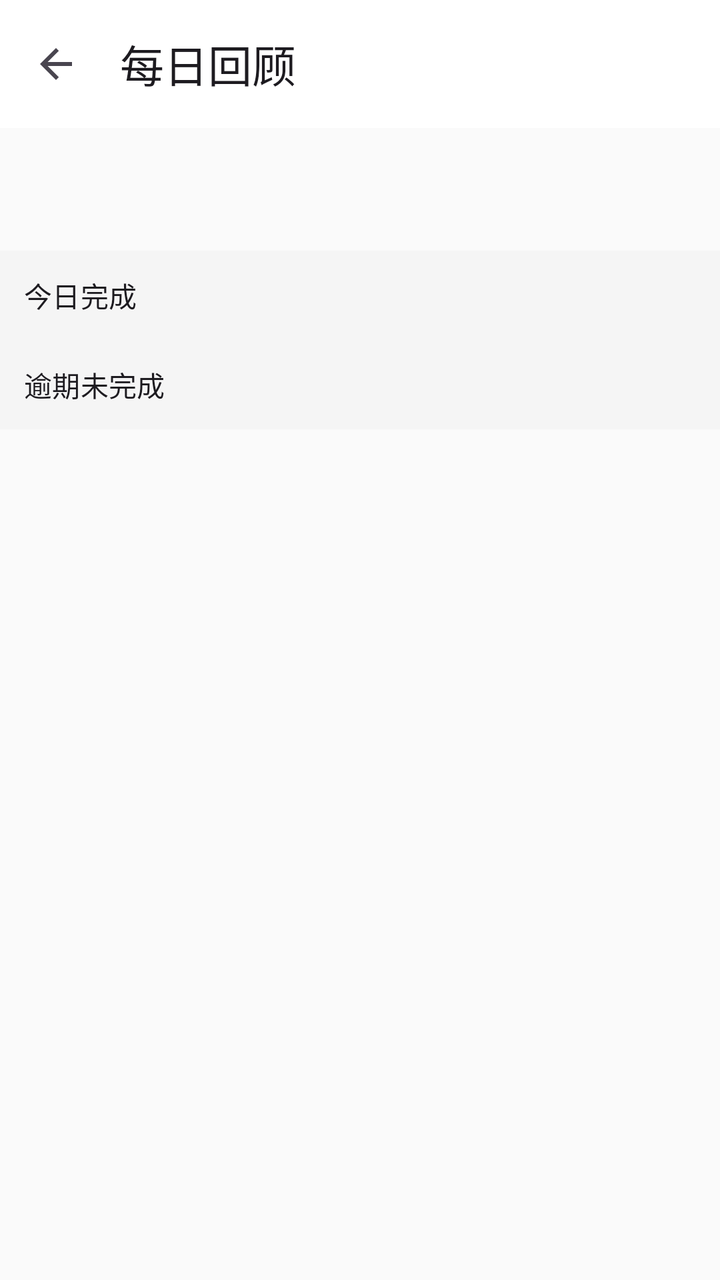
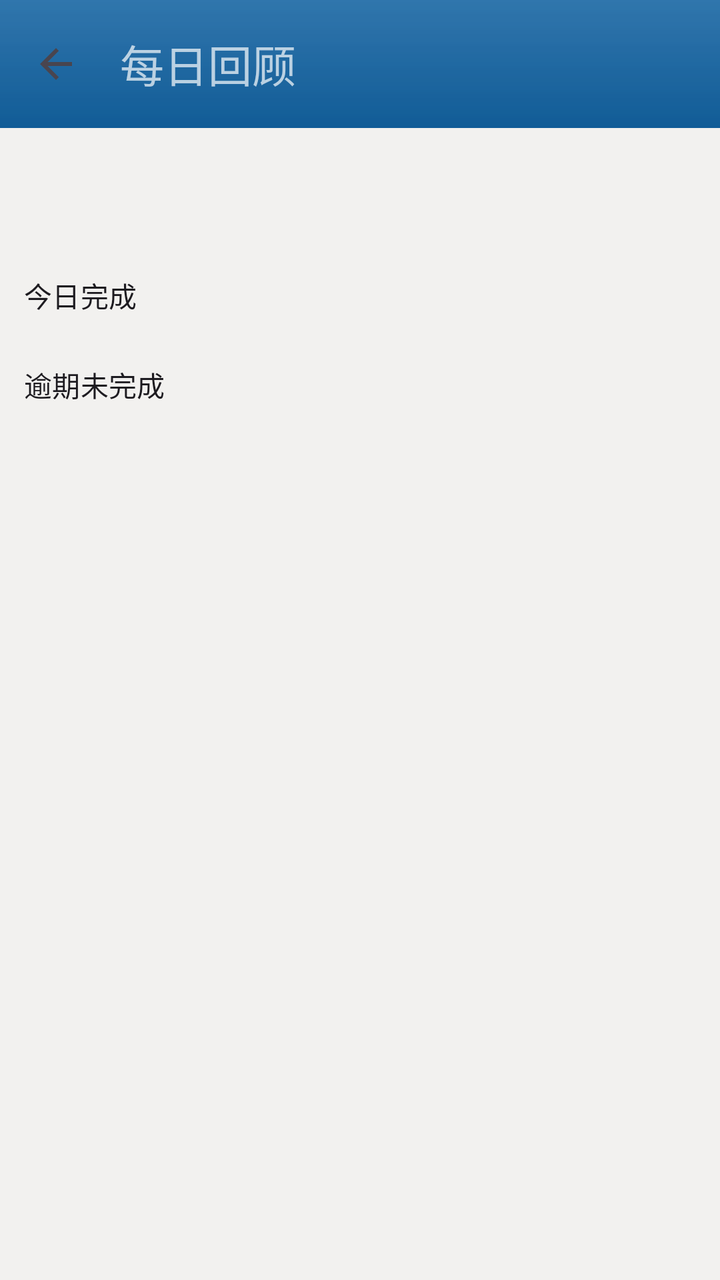

Compare the two renders of this Android layout. The source of the first and the diff that turns it into the second are given below.
<!-- AndroidManifest.xml: application theme Theme.DoitClone -->
<!-- res/layout/activity_daily_review.xml -->
<LinearLayout
    xmlns:android="http://schemas.android.com/apk/res/android"
    xmlns:app="http://schemas.android.com/apk/res-auto"
    android:layout_width="match_parent"
    android:layout_height="match_parent"
    android:orientation="vertical">

    <com.google.android.material.appbar.MaterialToolbar
        android:id="@+id/toolbar"
        android:layout_width="match_parent"
        android:layout_height="?attr/actionBarSize"
        android:background="@color/surface"
        app:navigationIcon="@drawable/ic_arrow_back"
        app:title="@string/daily_review" />

    <androidx.core.widget.NestedScrollView
        android:layout_width="match_parent"
        android:layout_height="match_parent">

        <LinearLayout
            android:layout_width="match_parent"
            android:layout_height="wrap_content"
            android:orientation="vertical">

            <LinearLayout
                android:layout_width="match_parent"
                android:layout_height="wrap_content"
                android:orientation="horizontal"
                android:padding="16dp">

                <TextView
                    android:id="@+id/stat_completed"
                    android:layout_width="0dp"
                    android:layout_weight="1"
                    android:layout_height="wrap_content"
                    android:gravity="center"
                    android:textAppearance="@style/TextAppearance.Material3.TitleLarge"
                    android:textColor="@color/primary" />

                <TextView
                    android:id="@+id/stat_overdue"
                    android:layout_width="0dp"
                    android:layout_weight="1"
                    android:layout_height="wrap_content"
                    android:gravity="center"
                    android:textAppearance="@style/TextAppearance.Material3.TitleLarge"
                    android:textColor="@color/overdue" />
            </LinearLayout>

            <TextView
                android:layout_width="match_parent"
                android:layout_height="wrap_content"
                android:background="@color/group_header_bg"
                android:padding="12dp"
                android:text="@string/daily_review_completed"
                android:textAppearance="@style/TextAppearance.Material3.TitleSmall" />

            <androidx.recyclerview.widget.RecyclerView
                android:id="@+id/list_completed"
                android:layout_width="match_parent"
                android:layout_height="wrap_content"
                android:nestedScrollingEnabled="false" />

            <TextView
                android:layout_width="match_parent"
                android:layout_height="wrap_content"
                android:background="@color/group_header_bg"
                android:padding="12dp"
                android:text="@string/daily_review_overdue"
                android:textAppearance="@style/TextAppearance.Material3.TitleSmall" />

            <androidx.recyclerview.widget.RecyclerView
                android:id="@+id/list_overdue"
                android:layout_width="match_parent"
                android:layout_height="wrap_content"
                android:nestedScrollingEnabled="false" />

            <Space android:layout_width="match_parent" android:layout_height="32dp" />
        </LinearLayout>
    </androidx.core.widget.NestedScrollView>
</LinearLayout>
<!-- resources referenced by this layout -->
<resources>
  <color name="group_header_bg">#FFF5F5F5</color>
  <color name="overdue">#FFE53935</color>
  <color name="primary">#FF2196F3</color>
  <color name="surface">#FFFFFFFF</color>
  <!-- drawable ic_arrow_back (drawable) -->
  <vector xmlns:android="http://schemas.android.com/apk/res/android"
      android:width="24dp" android:height="24dp"
      android:viewportWidth="24" android:viewportHeight="24"
      android:tint="?attr/colorControlNormal">
      <path android:fillColor="@android:color/white" android:pathData="M20,11H7.83l5.59,-5.59L12,4l-8,8 8,8 1.41,-1.41L7.83,13H20v-2z" />
  </vector>
  <string name="daily_review">每日回顾</string>
  <string name="daily_review_completed">今日完成</string>
  <string name="daily_review_overdue">逾期未完成</string>
  <style name="Theme.DoitClone" parent="Theme.Material3.DayNight.NoActionBar">
          <item name="colorPrimary">@color/primary</item>
          <item name="colorOnPrimary">@color/on_primary</item>
          <item name="colorPrimaryContainer">@color/primary_container</item>
          <item name="android:colorBackground">@color/background</item>
          <item name="android:statusBarColor">@color/surface</item>
          <item name="android:windowLightStatusBar">true</item>
      </style>
  <color name="on_primary">#FFFFFFFF</color>
  <color name="primary_container">#FFE3F2FD</color>
  <color name="background">#FFFAFAFA</color>
</resources>

<!-- the commit's change to res/layout/activity_daily_review.xml (unified diff, before → after) -->
@@ -9,9 +9,11 @@
         android:id="@+id/toolbar"
         android:layout_width="match_parent"
         android:layout_height="?attr/actionBarSize"
-        android:background="@color/surface"
+        android:background="@drawable/actionbar_bg"
         app:navigationIcon="@drawable/ic_arrow_back"
-        app:title="@string/daily_review" />
+        app:title="@string/daily_review" 
+        app:titleTextColor="@color/actionbar_title_text_color"
+        app:theme="@style/ToolbarMenuTheme" />
 
     <androidx.core.widget.NestedScrollView
         android:layout_width="match_parent"
<!-- resource entries referenced after the edit -->
@@ -1,9 +1,28 @@
 <!-- resources referenced by this layout -->
 <resources>
-  <color name="group_header_bg">#FFF5F5F5</color>
-  <color name="overdue">#FFE53935</color>
-  <color name="primary">#FF2196F3</color>
-  <color name="surface">#FFFFFFFF</color>
+  <color name="actionbar_title_text_color">#B2FFFFFF</color>
+  <color name="group_header_bg">#FFF2F1EF</color>
+  <color name="overdue">#FFCB0101</color>
+  <color name="primary">#FF1262A1</color>
+  <!-- drawable actionbar_bg (drawable) -->
+  <?xml version="1.0" encoding="utf-8"?>
+  <layer-list xmlns:android="http://schemas.android.com/apk/res/android">
+      <item>
+          <shape android:shape="rectangle">
+              <solid android:color="@color/actionbar_bg" />
+          </shape>
+      </item>
+      <item>
+          <shape android:shape="rectangle">
+              <gradient android:angle="270" android:startColor="@color/actionbar_bg_top" android:endColor="#00000000" />
+          </shape>
+      </item>
+      <item>
+          <shape android:shape="rectangle">
+              <gradient android:angle="90" android:startColor="@color/actionbar_bg_bottom" android:endColor="#00000000" />
+          </shape>
+      </item>
+  </layer-list>
   <!-- drawable ic_arrow_back (drawable) -->
   <vector xmlns:android="http://schemas.android.com/apk/res/android"
       android:width="24dp" android:height="24dp"
@@ -14,16 +33,20 @@
   <string name="daily_review">每日回顾</string>
   <string name="daily_review_completed">今日完成</string>
   <string name="daily_review_overdue">逾期未完成</string>
+  <style name="ToolbarMenuTheme" parent="ThemeOverlay.Material3.Dark">
+          <item name="colorControlNormal">#FFFFFFFF</item>
+      </style>
   <style name="Theme.DoitClone" parent="Theme.Material3.DayNight.NoActionBar">
-          <item name="colorPrimary">@color/primary</item>
-          <item name="colorOnPrimary">@color/on_primary</item>
-          <item name="colorPrimaryContainer">@color/primary_container</item>
-          <item name="android:colorBackground">@color/background</item>
-          <item name="android:statusBarColor">@color/surface</item>
-          <item name="android:windowLightStatusBar">true</item>
+          <item name="colorPrimary">@color/actionbar_bg</item>
+          <item name="colorOnPrimary">#FFFFFFFF</item>
+          <item name="android:colorBackground">@color/home_content_bg</item>
+          <item name="android:statusBarColor">@color/actionbar_statusbar</item>
+          <item name="android:windowLightStatusBar">false</item>
       </style>
-  <color name="on_primary">#FFFFFFFF</color>
-  <color name="primary_container">#FFE3F2FD</color>
-  <color name="background">#FFFAFAFA</color>
+  <color name="actionbar_bg">#FF1262A1</color>
+  <color name="actionbar_bg_top">#20FFFFFF</color>
+  <color name="actionbar_bg_bottom">#10000000</color>
+  <color name="home_content_bg">#FFF2F1EF</color>
+  <color name="actionbar_statusbar">#FF0E4F84</color>
 </resources>
 
